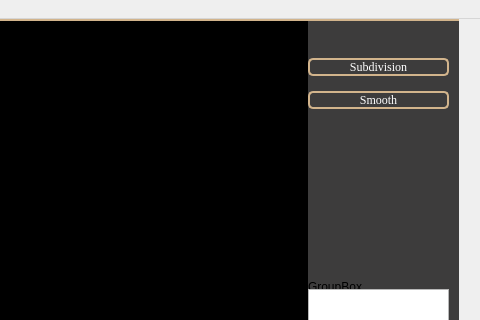
Qt form ui/20250309_backup.ui (Wei546/3DModelEditor) before a commit; both pictures show x 492 to 972 and y 0 to 320 of the 972 by 555 pixel window.
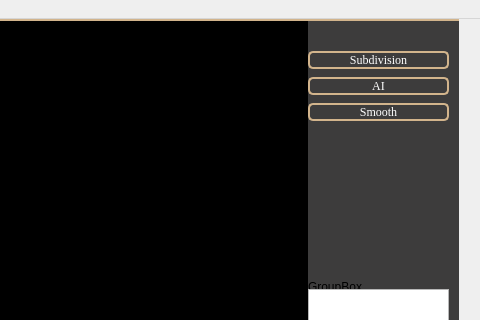
The same form after that commit. The open tabs and pages were chosen to show the change. Icons and pictures are not drawn.

Diff of the .ui file:
```diff
--- a/ui/20250309_backup.ui
+++ b/ui/20250309_backup.ui
@@ -457,7 +457,7 @@
          <x>0</x>
          <y>20</y>
          <width>141</width>
-         <height>71</height>
+         <height>74</height>
         </rect>
        </property>
        <layout class="QVBoxLayout" name="sculptVerticalLayout">
@@ -484,6 +484,29 @@
           </property>
          </widget>
         </item>
+        <item>
+         <widget class="QPushButton" name="aiFuncBtn">
+          <property name="font">
+           <font>
+            <family>Times New Roman</family>
+           </font>
+          </property>
+          <property name="styleSheet">
+           <string notr="true">#aiFuncBtn{
+	border: 2px solid #D2B48C;
+    border-radius: 5px;
+	color: rgb(255, 255, 255);
+}</string>
+          </property>
+          <property name="text">
+           <string>AI</string>
+          </property>
+          <property name="icon">
+           <iconset>
+            <normaloff>new_ui_icon/smooth_256.png</normaloff>new_ui_icon/smooth_256.png</iconset>
+          </property>
+         </widget>
+        </item>
         <item>
          <widget class="QPushButton" name="smoothFuncBtn">
           <property name="font">
```
Left out of the diff: 2 changed lines with no effect on the pictures.
